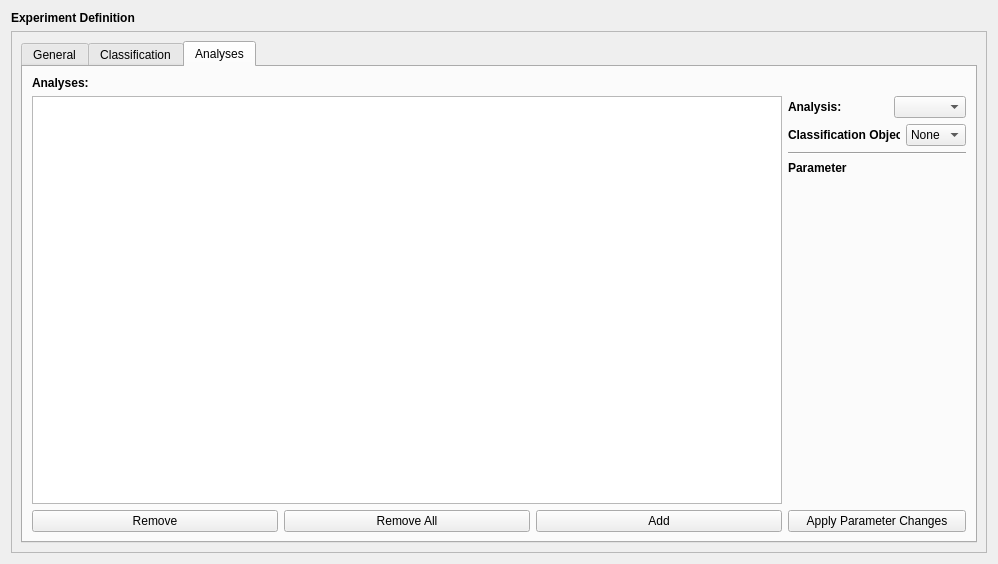
Before: the Qt Designer form qt_ui/ExperimentEditor.ui in FilmColors/VIAN, drawn with Qt 5.
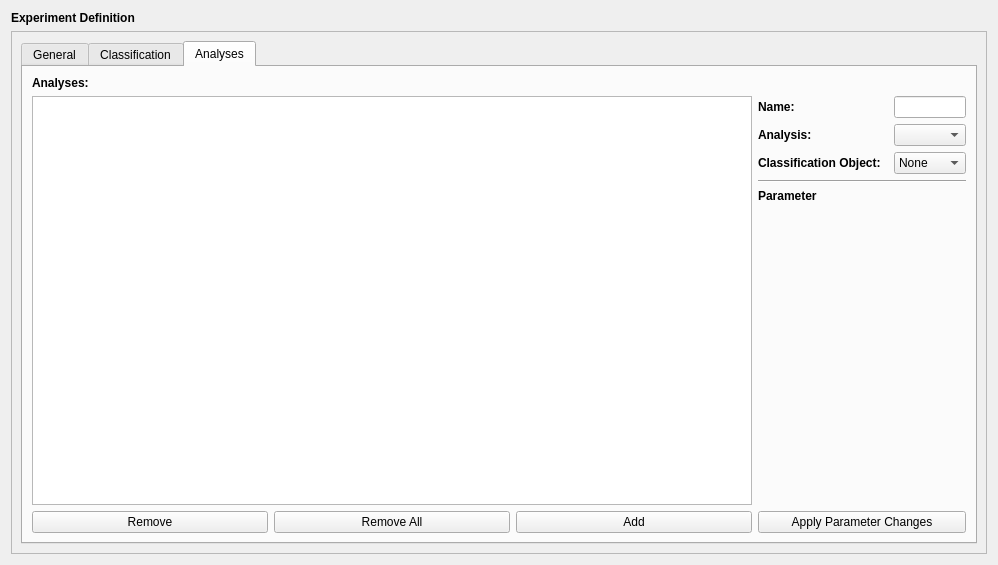
After: the same form once the commit is applied.

```diff
--- a/qt_ui/ExperimentEditor.ui
+++ b/qt_ui/ExperimentEditor.ui
@@ -7,7 +7,7 @@
     <x>0</x>
     <y>0</y>
     <width>998</width>
-    <height>564</height>
+    <height>565</height>
    </rect>
   </property>
   <property name="windowTitle">
@@ -38,7 +38,7 @@
         <x>0</x>
         <y>0</y>
         <width>978</width>
-        <height>525</height>
+        <height>526</height>
        </rect>
       </property>
       <layout class="QVBoxLayout" name="verticalLayout_4">
@@ -422,13 +422,46 @@
              </item>
              <item>
               <layout class="QVBoxLayout" name="verticalLayout_2">
+               <item>
+                <layout class="QHBoxLayout" name="horizontalLayout_13">
+                 <item>
+                  <widget class="QLabel" name="label_14">
+                   <property name="minimumSize">
+                    <size>
+                     <width>130</width>
+                     <height>0</height>
+                    </size>
+                   </property>
+                   <property name="maximumSize">
+                    <size>
+                     <width>130</width>
+                     <height>16777215</height>
+                    </size>
+                   </property>
+                   <property name="text">
+                    <string>&lt;html&gt;&lt;head/&gt;&lt;body&gt;&lt;p&gt;&lt;span style=&quot; font-weight:600;&quot;&gt;Name:&lt;/span&gt;&lt;/p&gt;&lt;/body&gt;&lt;/html&gt;</string>
+                   </property>
+                  </widget>
+                 </item>
+                 <item>
+                  <widget class="QLineEdit" name="lineEdit_AnalysisName">
+                   <property name="sizePolicy">
+                    <sizepolicy hsizetype="Preferred" vsizetype="Fixed">
+                     <horstretch>0</horstretch>
+                     <verstretch>0</verstretch>
+                    </sizepolicy>
+                   </property>
+                  </widget>
+                 </item>
+                </layout>
+               </item>
                <item>
                 <layout class="QHBoxLayout" name="horizontalLayout_11">
                  <item>
                   <widget class="QLabel" name="label_13">
                    <property name="minimumSize">
                     <size>
-                     <width>100</width>
+                     <width>130</width>
                      <height>0</height>
                     </size>
                    </property>
@@ -454,7 +487,7 @@
                   <widget class="QLabel" name="label_12">
                    <property name="minimumSize">
                     <size>
-                     <width>100</width>
+                     <width>130</width>
                      <height>0</height>
                     </size>
                    </property>
```
Left out of the diff: 158 changed lines with no effect on the pictures.
